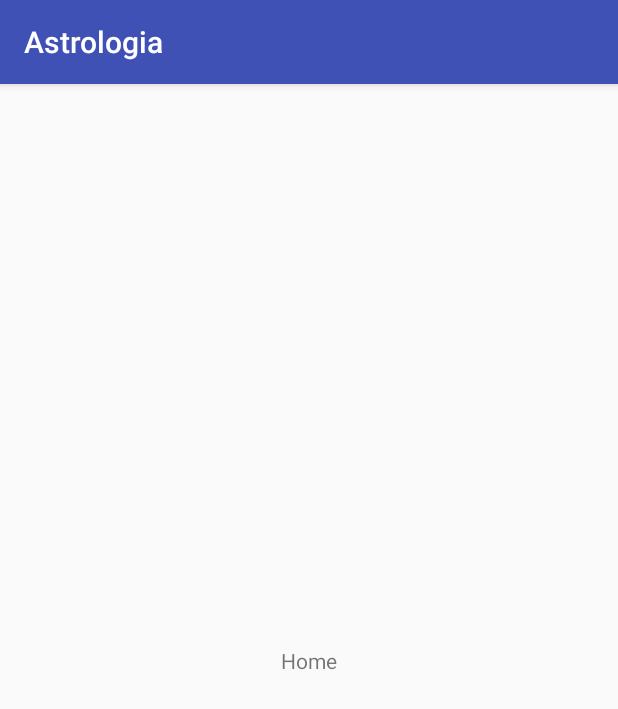
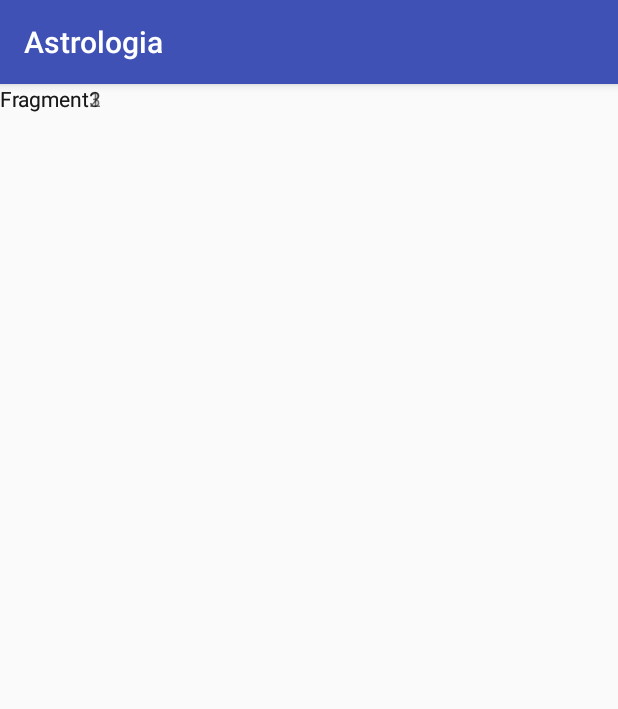
Before and after one commit to gpequery/Astrologia, an Android app: the HomeActivity screen opened directly, with no data from a screen before it, on a phone screen of 412 x 824 dp. Shown: the top 709 px of the screen. Run offline under Robolectric (Android 15) with nearby library versions, the phone set to English and light mode, and no system bars; 1 statement that could not run was skipped.

Commit message:
fix connection & init fragment

```diff
--- /dev/null
+++ b/app/src/main/java/com/esgi/astrologia/Fragment1.java
@@ -0,0 +1,76 @@
+package com.esgi.astrologia;
+
+import android.content.Context;
+import android.net.Uri;
+import android.os.Bundle;
+import android.app.Fragment;
+import android.view.LayoutInflater;
+import android.view.View;
+import android.view.ViewGroup;
+
+public class Fragment1 extends Fragment {
+    private static final String ARG_PARAM1 = "param1";
+    private static final String ARG_PARAM2 = "param2";
+
+    // TODO: Rename and change types of parameters
+    private String mParam1;
+    private String mParam2;
+
+    private OnFragmentInteractionListener mListener;
+
+    public Fragment1() {
+
+    }
+
+    public static Fragment1 newInstance(String param1, String param2) {
+        Fragment1 fragment = new Fragment1();
+        Bundle args = new Bundle();
+        args.putString(ARG_PARAM1, param1);
+        args.putString(ARG_PARAM2, param2);
+        fragment.setArguments(args);
+        return fragment;
+    }
+
+    @Override
+    public void onCreate(Bundle savedInstanceState) {
+        super.onCreate(savedInstanceState);
+        if (getArguments() != null) {
+            mParam1 = getArguments().getString(ARG_PARAM1);
+            mParam2 = getArguments().getString(ARG_PARAM2);
+        }
+    }
+
+    @Override
+    public View onCreateView(LayoutInflater inflater, ViewGroup container,
+                             Bundle savedInstanceState) {
+
+        return inflater.inflate(R.layout.fragment_fragment1, container, false);
+    }
+
+    public void onButtonPressed(Uri uri) {
+        if (mListener != null) {
+            mListener.onFragmentInteraction(uri);
+        }
+    }
+
+    @Override
+    public void onAttach(Context context) {
+        super.onAttach(context);
+        if (context instanceof OnFragmentInteractionListener) {
+            mListener = (OnFragmentInteractionListener) context;
+        } else {
+            throw new RuntimeException(context.toString()
+                    + " must implement OnFragmentInteractionListener");
+        }
+    }
+
+    @Override
+    public void onDetach() {
+        super.onDetach();
+        mListener = null;
+    }
+
+    public interface OnFragmentInteractionListener {
+        void onFragmentInteraction(Uri uri);
+    }
+}
--- /dev/null
+++ b/app/src/main/java/com/esgi/astrologia/Fragment2.java
@@ -0,0 +1,78 @@
+package com.esgi.astrologia;
+
+import android.content.Context;
+import android.net.Uri;
+import android.os.Bundle;
+import android.app.Fragment;
+import android.view.LayoutInflater;
+import android.view.View;
+import android.view.ViewGroup;
+
+
+public class Fragment2 extends Fragment {
+    private static final String ARG_PARAM1 = "param1";
+    private static final String ARG_PARAM2 = "param2";
+
+    private String mParam1;
+    private String mParam2;
+
+    private OnFragmentInteractionListener mListener;
+
+    public Fragment2() {
+
+    }
+
+    public static Fragment2 newInstance(String param1, String param2) {
+        Fragment2 fragment = new Fragment2();
+        Bundle args = new Bundle();
+        args.putString(ARG_PARAM1, param1);
+        args.putString(ARG_PARAM2, param2);
+        fragment.setArguments(args);
+        return fragment;
+    }
+
+    @Override
+    public void onCreate(Bundle savedInstanceState) {
+        super.onCreate(savedInstanceState);
+        if (getArguments() != null) {
+            mParam1 = getArguments().getString(ARG_PARAM1);
+            mParam2 = getArguments().getString(ARG_PARAM2);
+        }
+    }
+
+    @Override
+    public View onCreateView(LayoutInflater inflater, ViewGroup container,
+                             Bundle savedInstanceState) {
+
+        return inflater.inflate(R.layout.fragment_fragment2, container, false);
+    }
+
+
+    public void onButtonPressed(Uri uri) {
+        if (mListener != null) {
+            mListener.onFragmentInteraction(uri);
+        }
+    }
+
+    @Override
+    public void onAttach(Context context) {
+        super.onAttach(context);
+        if (context instanceof OnFragmentInteractionListener) {
+            mListener = (OnFragmentInteractionListener) context;
+        } else {
+            throw new RuntimeException(context.toString()
+                    + " must implement OnFragmentInteractionListener");
+        }
+    }
+
+    @Override
+    public void onDetach() {
+        super.onDetach();
+        mListener = null;
+    }
+
+    public interface OnFragmentInteractionListener {
+
+        void onFragmentInteraction(Uri uri);
+    }
+}
--- /dev/null
+++ b/app/src/main/java/com/esgi/astrologia/Fragment3.java
@@ -0,0 +1,76 @@
+package com.esgi.astrologia;
+
+import android.content.Context;
+import android.net.Uri;
+import android.os.Bundle;
+import android.app.Fragment;
+import android.view.LayoutInflater;
+import android.view.View;
+import android.view.ViewGroup;
+
+public class Fragment3 extends Fragment {
+    private static final String ARG_PARAM1 = "param1";
+    private static final String ARG_PARAM2 = "param2";
+
+    private String mParam1;
+    private String mParam2;
+
+    private OnFragmentInteractionListener mListener;
+
+    public Fragment3() {
+
+    }
+
+    public static Fragment3 newInstance(String param1, String param2) {
+        Fragment3 fragment = new Fragment3();
+        Bundle args = new Bundle();
+        args.putString(ARG_PARAM1, param1);
+        args.putString(ARG_PARAM2, param2);
+        fragment.setArguments(args);
+        return fragment;
+    }
+
+    @Override
+    public void onCreate(Bundle savedInstanceState) {
+        super.onCreate(savedInstanceState);
+        if (getArguments() != null) {
+            mParam1 = getArguments().getString(ARG_PARAM1);
+            mParam2 = getArguments().getString(ARG_PARAM2);
+        }
+    }
+
+    @Override
+    public View onCreateView(LayoutInflater inflater, ViewGroup container,
+                             Bundle savedInstanceState) {
+
+        return inflater.inflate(R.layout.fragment_fragment3, container, false);
+    }
+
+    public void onButtonPressed(Uri uri) {
+        if (mListener != null) {
+            mListener.onFragmentInteraction(uri);
+        }
+    }
+
+    @Override
+    public void onAttach(Context context) {
+        super.onAttach(context);
+        if (context instanceof OnFragmentInteractionListener) {
+            mListener = (OnFragmentInteractionListener) context;
+        } else {
+            throw new RuntimeException(context.toString()
+                    + " must implement OnFragmentInteractionListener");
+        }
+    }
+
+    @Override
+    public void onDetach() {
+        super.onDetach();
+        mListener = null;
+    }
+
+
+    public interface OnFragmentInteractionListener {
+        void onFragmentInteraction(Uri uri);
+    }
+}
--- a/app/src/main/java/com/esgi/astrologia/HomeActivity.java
+++ b/app/src/main/java/com/esgi/astrologia/HomeActivity.java
@@ -1,6 +1,7 @@
 package com.esgi.astrologia;
 
 import android.content.SharedPreferences;
+import android.net.Uri;
 import android.preference.PreferenceManager;
 import android.support.v7.app.AppCompatActivity;
 import android.os.Bundle;
@@ -10,7 +11,7 @@ import com.esgi.astrologia.Constants.Preferences;
 import com.esgi.astrologia.Services.CalendarServices;
 import com.esgi.astrologia.Utils.User;
 import com.google.gson.Gson;
-public class HomeActivity extends AppCompatActivity {
+public class HomeActivity extends AppCompatActivity implements Fragment1.OnFragmentInteractionListener, Fragment2.OnFragmentInteractionListener, Fragment3.OnFragmentInteractionListener {
     private User currentUser;
 
     @Override
@@ -21,10 +22,18 @@ public class HomeActivity extends AppCompatActivity {
 
         Gson gson = new Gson();
         String json = preferences.getString(Preferences.USER, null);
+
+        Log.i("TAG_HA", json);
+
         currentUser = gson.fromJson(json, User.class);
 
         Log.i("TAG_HA", CalendarServices.calendarToString(currentUser.getBirthdate()));
 
         setContentView(R.layout.activity_home);
     }
+
+    @Override
+    public void onFragmentInteraction(Uri uri) {
+
+    }
 }
--- a/app/src/main/res/layout/activity_home.xml
+++ b/app/src/main/res/layout/activity_home.xml
@@ -6,17 +6,28 @@
     android:layout_height="match_parent"
     tools:context="com.esgi.astrologia.HomeActivity">
 
-    <TextView
-        android:id="@+id/textView"
-        android:layout_width="wrap_content"
-        android:layout_height="wrap_content"
-        android:layout_marginBottom="8dp"
-        android:layout_marginEnd="8dp"
-        android:layout_marginStart="8dp"
-        android:layout_marginTop="8dp"
-        android:text="Home"
-        app:layout_constraintBottom_toBottomOf="parent"
-        app:layout_constraintEnd_toEndOf="parent"
-        app:layout_constraintStart_toStartOf="parent"
-        app:layout_constraintTop_toTopOf="parent" />
+    <fragment
+        android:id="@+id/fragment1"
+        android:layout_width="fill_parent"
+        android:layout_height="fill_parent"
+        android:name="com.esgi.astrologia.Fragment1"
+        android:orientation="horizontal" >
+    </fragment>
+
+    <fragment
+        android:id="@+id/fragment2"
+        android:layout_width="fill_parent"
+        android:layout_height="fill_parent"
+        android:name="com.esgi.astrologia.Fragment2"
+        android:orientation="horizontal" >
+    </fragment>
+
+    <fragment
+        android:id="@+id/fragment3"
+        android:layout_width="fill_parent"
+        android:layout_height="fill_parent"
+        android:name="com.esgi.astrologia.Fragment3"
+        android:orientation="horizontal" >
+    </fragment>
+
 </android.support.constraint.ConstraintLayout>
--- /dev/null
+++ b/app/src/main/res/layout/fragment_fragment1.xml
@@ -0,0 +1,12 @@
+<FrameLayout xmlns:android="http://schemas.android.com/apk/res/android"
+    xmlns:tools="http://schemas.android.com/tools"
+    android:layout_width="match_parent"
+    android:layout_height="match_parent"
+    tools:context="com.esgi.astrologia.Fragment1">
+
+    <TextView
+        android:layout_width="match_parent"
+        android:layout_height="match_parent"
+        android:text="Fragment1" />
+
+</FrameLayout>
--- /dev/null
+++ b/app/src/main/res/layout/fragment_fragment2.xml
@@ -0,0 +1,12 @@
+<FrameLayout xmlns:android="http://schemas.android.com/apk/res/android"
+    xmlns:tools="http://schemas.android.com/tools"
+    android:layout_width="match_parent"
+    android:layout_height="match_parent"
+    tools:context="com.esgi.astrologia.Fragment2">
+
+    <TextView
+        android:layout_width="match_parent"
+        android:layout_height="match_parent"
+        android:text="Fragment2" />
+
+</FrameLayout>
--- /dev/null
+++ b/app/src/main/res/layout/fragment_fragment3.xml
@@ -0,0 +1,13 @@
+<FrameLayout xmlns:android="http://schemas.android.com/apk/res/android"
+    xmlns:tools="http://schemas.android.com/tools"
+    android:layout_width="match_parent"
+    android:layout_height="match_parent"
+    tools:context="com.esgi.astrologia.Fragment3">
+
+    <!-- TODO: Update blank fragment layout -->
+    <TextView
+        android:layout_width="match_parent"
+        android:layout_height="match_parent"
+        android:text="Fragment3" />
+
+</FrameLayout>
--- a/app/src/main/res/values/strings.xml
+++ b/app/src/main/res/values/strings.xml
@@ -6,4 +6,7 @@
     <string name="without_account_text">Modifier et tenter à nouveau ou vous connecter sans compte</string>
     <string name="appwidget_text">EXAMPLE</string>
     <string name="add_widget">Add widget</string>
+
+    <!-- TODO: Remove or change this placeholder text -->
+    <string name="hello_blank_fragment">Hello blank fragment</string>
 </resources>
```
Also changed, not shown: app/src/main/java/com/esgi/astrologia/SigninActivity.java (+8 -3 lines).
